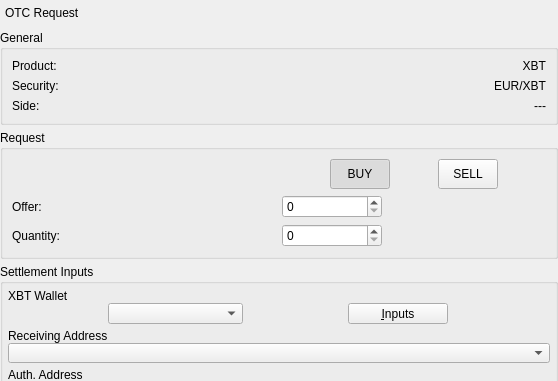
Old version of the form BlockSettleUILib/OTCNegotiationCommonWidget.ui in the repository BlockSettle/terminal; both pictures show x 0 to 558 and y 0 to 381 of the 558 by 961 pixel window.
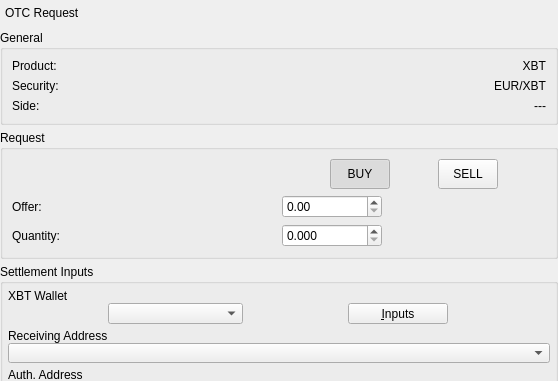
New version of the form.

Commit message: Switch to OTC inputs to QDoubleSpinBox

What changed in the file:
```diff
--- a/BlockSettleUILib/OTCNegotiationCommonWidget.ui
+++ b/BlockSettleUILib/OTCNegotiationCommonWidget.ui
@@ -257,22 +257,6 @@
         </property>
        </widget>
       </item>
-      <item row="1" column="1">
-       <widget class="QSpinBox" name="spinBoxOffer">
-        <property name="sizePolicy">
-         <sizepolicy hsizetype="Expanding" vsizetype="Fixed">
-          <horstretch>0</horstretch>
-          <verstretch>0</verstretch>
-         </sizepolicy>
-        </property>
-        <property name="maximumSize">
-         <size>
-          <width>100</width>
-          <height>16777215</height>
-         </size>
-        </property>
-       </widget>
-      </item>
       <item row="2" column="0">
        <widget class="QLabel" name="labelQuantity">
         <property name="text">
@@ -280,22 +264,6 @@
         </property>
        </widget>
       </item>
-      <item row="2" column="1">
-       <widget class="QSpinBox" name="spinBoxQuantity">
-        <property name="sizePolicy">
-         <sizepolicy hsizetype="Expanding" vsizetype="Fixed">
-          <horstretch>0</horstretch>
-          <verstretch>0</verstretch>
-         </sizepolicy>
-        </property>
-        <property name="maximumSize">
-         <size>
-          <width>100</width>
-          <height>16777215</height>
-         </size>
-        </property>
-       </widget>
-      </item>
       <item row="0" column="0">
        <spacer name="horizontalSpacer">
         <property name="orientation">
@@ -309,6 +277,53 @@
         </property>
        </spacer>
       </item>
+      <item row="1" column="1">
+       <widget class="QDoubleSpinBox" name="doubleSpinBoxOffer">
+        <property name="sizePolicy">
+         <sizepolicy hsizetype="Expanding" vsizetype="Fixed">
+          <horstretch>0</horstretch>
+          <verstretch>0</verstretch>
+         </sizepolicy>
+        </property>
+        <property name="maximumSize">
+         <size>
+          <width>100</width>
+          <height>16777215</height>
+         </size>
+        </property>
+        <property name="maximum">
+         <double>1000000.000000000000000</double>
+        </property>
+        <property name="singleStep">
+         <double>100.000000000000000</double>
+        </property>
+       </widget>
+      </item>
+      <item row="2" column="1">
+       <widget class="QDoubleSpinBox" name="doubleSpinBoxQuantity">
+        <property name="sizePolicy">
+         <sizepolicy hsizetype="Expanding" vsizetype="Fixed">
+          <horstretch>0</horstretch>
+          <verstretch>0</verstretch>
+         </sizepolicy>
+        </property>
+        <property name="maximumSize">
+         <size>
+          <width>100</width>
+          <height>16777215</height>
+         </size>
+        </property>
+        <property name="decimals">
+         <number>3</number>
+        </property>
+        <property name="maximum">
+         <double>10000.000000000000000</double>
+        </property>
+        <property name="singleStep">
+         <double>0.010000000000000</double>
+        </property>
+       </widget>
+      </item>
      </layout>
     </widget>
    </item>
```
The commit also changes 4 other files.
